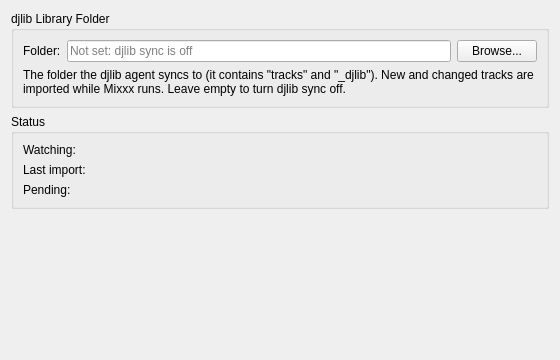
This is src/library/djlib/dlgprefdjlibdlg.ui in B1naryShad0w/mixxx as Qt 5 draws it before an edit. The edited form follows.
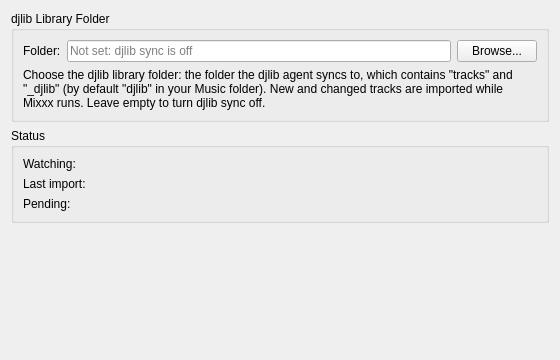
This is the edited form.

Commit message: djlib: final review fixes

The edit to the form file:
```diff
--- a/src/library/djlib/dlgprefdjlibdlg.ui
+++ b/src/library/djlib/dlgprefdjlibdlg.ui
@@ -47,7 +47,7 @@
       <item row="1" column="0" colspan="3">
        <widget class="QLabel" name="labelFolderHelp">
         <property name="text">
-         <string>The folder the djlib agent syncs to (it contains "tracks" and "_djlib"). New and changed tracks are imported while Mixxx runs. Leave empty to turn djlib sync off.</string>
+         <string>Choose the djlib library folder: the folder the djlib agent syncs to, which contains "tracks" and "_djlib" (by default "djlib" in your Music folder). New and changed tracks are imported while Mixxx runs. Leave empty to turn djlib sync off.</string>
         </property>
         <property name="wordWrap">
          <bool>true</bool>
```
The commit also changes 13 other files.
